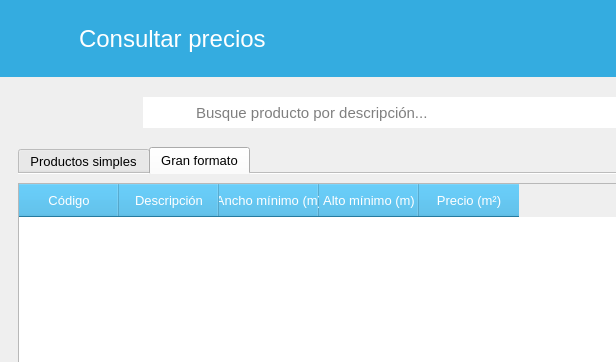
First picture: the form in src/Home/Ui_ConsultarPrecios.ui, repository ivanperez-7/printpos, before the edit; both pictures show x 0 to 616 and y 0 to 362 of the 1066 by 642 pixel window.
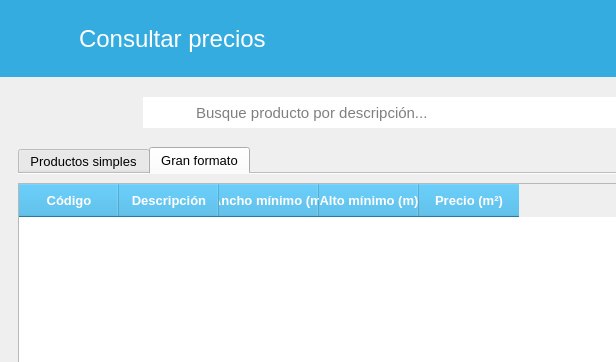
Second picture: the form after the edit. The open tabs and pages were chosen to show the change. Icons and pictures are not drawn.

Patch:
```diff
--- a/src/Home/Ui_ConsultarPrecios.ui
+++ b/src/Home/Ui_ConsultarPrecios.ui
@@ -294,6 +294,11 @@
         <verstretch>0</verstretch>
        </sizepolicy>
       </property>
+      <property name="font">
+       <font>
+        <family>MS Shell Dlg 2</family>
+       </font>
+      </property>
       <property name="frameShadow">
        <enum>QFrame::Raised</enum>
       </property>
@@ -314,7 +319,7 @@
         <widget class="QTabWidget" name="tabWidget">
          <property name="font">
           <font>
-           <family>Arial</family>
+           <family>MS Shell Dlg 2</family>
            <pointsize>10</pointsize>
           </font>
          </property>
@@ -532,13 +537,13 @@
              </property>
              <property name="font">
               <font>
-               <family>Arial</family>
+               <family>MS Shell Dlg 2</family>
                <pointsize>10</pointsize>
               </font>
              </property>
              <property name="styleSheet">
               <string notr="true">QHeaderView::section {
-	font: bold 10pt &quot;Arial&quot;;
+	font: bold 10pt;
 	color: rgb(255, 255, 255);
 	background-color: rgb(52, 172, 224);
 
```
Left out of the diff: 115 changed lines with no effect on the pictures.
